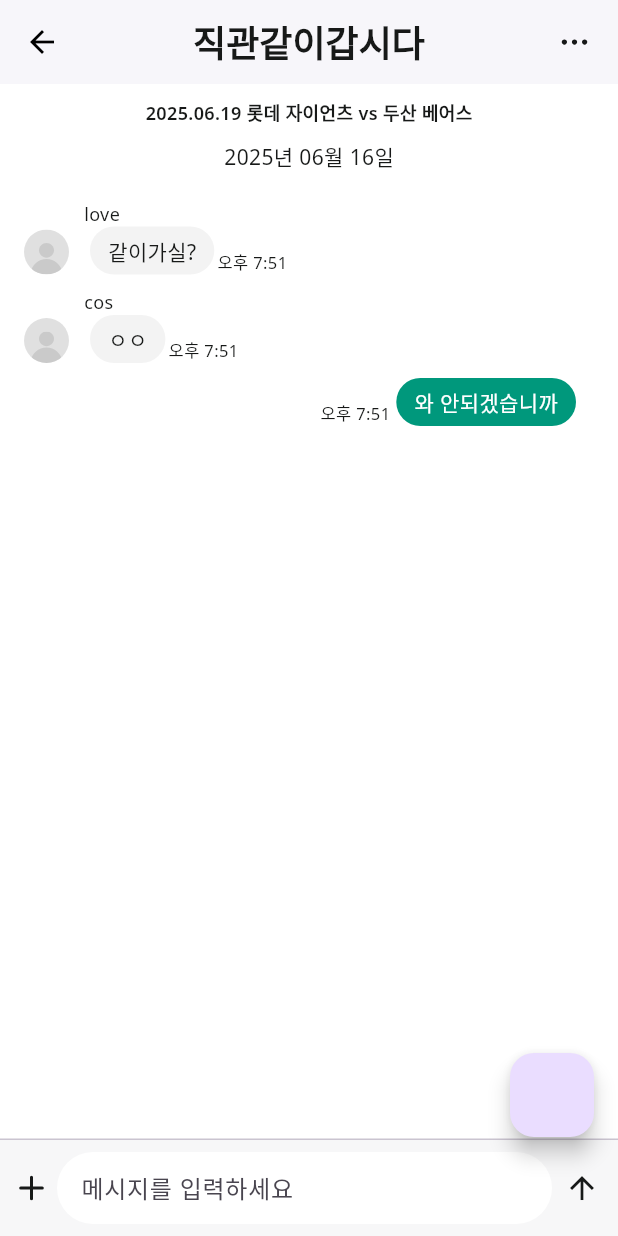
After one commit to ballkkaye/frontend, a Flutter app: the ChatRoomDetailPage screen opened directly, on a phone screen of 412 x 824 dp. The commit adds this screen. Run offline on Flutter 3.47's test engine with Material 3 defaults, Android fonts, the phone set to English and light mode, and no system bars; our stand-ins replace dio, dropdown_button2, flutter_dotenv, flutter_riverpod, flutter_svg, google_fonts and 2 more.

Commit message:
[feat] ui - 채팅 상세 (#16)
주요 변경사항
ChatRoomDetailPage scaffold 및 AppBar 구성
ChatRoomDetailBody 내 Header, MessageList, InputField 컴포넌트 분리
ChatRoomDetailMessageList는 ListView.builder로 메시지 렌더링
Avatar(Profile), BubbleContent 각각 위젯으로 분리하여 가독성과 재사용성 확보
메시지 샘플 데이터는 하드코딩된 상태로, 추후 Spring 서버 연동 시 교체 예정
컬러, 아이콘, 텍스트 스타일 MColor/MIcon/MText 기반으로 통일

```diff
--- a/lib/ui/pages/holder/chat_room/detail_page/chat_room_detail_page.dart
+++ b/lib/ui/pages/holder/chat_room/detail_page/chat_room_detail_page.dart
@@ -1,14 +1,45 @@
+import 'package:ballkkaye_frontend/_core/style/m_color.dart';
+import 'package:ballkkaye_frontend/_core/style/m_icon.dart';
+import 'package:ballkkaye_frontend/_core/style/m_text.dart';
+import 'package:ballkkaye_frontend/ui/pages/holder/chat_room/list_page/chat_room_list_page.dart';
 import 'package:flutter/material.dart';
 
+import 'widgets/chat_room_detail_body.dart';
+
 class ChatRoomDetailPage extends StatelessWidget {
-  const ChatRoomDetailPage({super.key});
+  const ChatRoomDetailPage ({super.key});
 
   @override
   Widget build(BuildContext context) {
-    return Center(
-      child: Container(
-        child: Text("채팅방 페이지"),
+    return Scaffold(
+      resizeToAvoidBottomInset: true,
+      appBar: _appbar(),
+      body: ChatRoomDetailBody(),
+      floatingActionButton: Padding(
+        padding: const EdgeInsets.only(bottom: 50),
+        child: FloatingActionButton(onPressed: () {
+          Navigator.push(
+            context,
+            MaterialPageRoute(builder: (_) => ChatRoomListPage()),
+          );
+        }),
       ),
     );
   }
+
+  AppBar _appbar() {
+    return AppBar(
+      title: MText.h1('직관같이갑시다',color: MColor.kLabel.normal),
+      centerTitle: true,
+      backgroundColor: Colors.white,
+      elevation: 1,
+      leading: const Icon(Icons.arrow_back, color: Colors.black),
+      actions: [
+        Padding(
+          padding: EdgeInsets.symmetric(horizontal: 16),
+          child: MIcon.nav.top.dotHorizontal,
+        ),
+      ],
+    );
+  }
 }
--- /dev/null
+++ b/lib/ui/pages/holder/chat_room/detail_page/widgets/chat_room_detail_body.dart
@@ -0,0 +1,26 @@
+import 'package:ballkkaye_frontend/ui/pages/holder/chat_room/detail_page/widgets/chat_room_detail_header.dart';
+import 'package:ballkkaye_frontend/ui/pages/holder/chat_room/detail_page/widgets/chat_room_detail_input_field.dart';
+import 'package:ballkkaye_frontend/ui/pages/holder/chat_room/detail_page/widgets/chat_room_detail_message_list.dart';
+import 'package:flutter/material.dart';
+
+class ChatRoomDetailBody extends StatelessWidget {
+  ChatRoomDetailBody({
+    super.key,
+  });
+
+  @override
+  Widget build(BuildContext context) {
+    return Column(
+      children: [
+        const SizedBox(height: 10),
+        ChatRoomDetailHeader(),
+        const SizedBox(height: 15),
+        Expanded(
+          child: ChatRoomDetailMessageList(),
+        ),
+        const Divider(height: 1),
+        ChatRoomDetailInputField(),
+      ],
+    );
+  }
+}
--- /dev/null
+++ b/lib/ui/pages/holder/chat_room/detail_page/widgets/chat_room_detail_header.dart
@@ -0,0 +1,23 @@
+import 'package:ballkkaye_frontend/_core/style/m_color.dart';
+import 'package:flutter/material.dart';
+
+class ChatRoomDetailHeader extends StatelessWidget {
+  const ChatRoomDetailHeader({
+    super.key,
+  });
+
+  @override
+  Widget build(BuildContext context) {
+    return Padding(
+      padding: EdgeInsets.symmetric(horizontal: 16),
+      child: Column(
+        crossAxisAlignment: CrossAxisAlignment.start,
+        children: [
+          Center(child: Text("2025.06.19 롯데 자이언츠 vs 두산 베어스", style: TextStyle(fontSize: 12,fontWeight: FontWeight.w600,color: MColor.kLabel.normal))),
+          SizedBox(height: 10),
+          Center(child: Text("2025년 06월 16일", style: TextStyle(fontSize: 14,fontWeight: FontWeight.w400,color: MColor.kLabel.normal))),
+        ],
+      ),
+    );
+  }
+}
--- /dev/null
+++ b/lib/ui/pages/holder/chat_room/detail_page/widgets/chat_room_detail_input_field.dart
@@ -0,0 +1,39 @@
+import 'package:ballkkaye_frontend/_core/style/m_color.dart';
+import 'package:ballkkaye_frontend/_core/style/m_icon.dart';
+import 'package:flutter/material.dart';
+
+class ChatRoomDetailInputField extends StatelessWidget {
+  const ChatRoomDetailInputField({
+    super.key,
+  });
+
+  @override
+  Widget build(BuildContext context) {
+    return Container(
+      color: MColor.kBackground.alternative,
+      padding: const EdgeInsets.symmetric(horizontal: 12, vertical: 8),
+      child: Row(
+        children: [
+          MIcon.nav.top.plus,
+          const SizedBox(width: 8),
+          Expanded(
+            child: TextField(
+              decoration: InputDecoration(
+                hintText: "메시지를 입력하세요",
+                filled: true,
+                fillColor: Colors.white,
+                contentPadding: const EdgeInsets.symmetric(vertical: 10, horizontal: 12),
+                border: OutlineInputBorder(
+                  borderRadius: BorderRadius.circular(24),
+                  borderSide: BorderSide.none,
+                ),
+              ),
+            ),
+          ),
+          const SizedBox(width: 8),
+          Icon(Icons.arrow_upward, color: MColor.kLabel.normal),
+        ],
+      ),
+    );
+  }
+}
--- /dev/null
+++ b/lib/ui/pages/holder/chat_room/detail_page/widgets/chat_room_detail_message_bubble.dart
@@ -0,0 +1,73 @@
+import 'package:ballkkaye_frontend/_core/style/m_color.dart';
+import 'package:flutter/material.dart';
+
+class ChatRoomDetailMessageBubble extends StatelessWidget {
+  final Map<String, dynamic> message;
+
+  const ChatRoomDetailMessageBubble({super.key, required this.message});
+
+  @override
+  Widget build(BuildContext context) {
+    final isMe = message['me'] == true;
+
+    return Column(
+      crossAxisAlignment:
+      isMe ? CrossAxisAlignment.end : CrossAxisAlignment.start,
+      children: [
+        if (!isMe)
+          Text(
+            message['user'],
+            style: TextStyle(
+              fontSize: 12,
+              fontWeight: FontWeight.w400,
+              color: MColor.kLabel.normal,
+            ),
+          ),
+        Row(
+          crossAxisAlignment: CrossAxisAlignment.end,
+          children: [
+            if (isMe)
+              Text(
+                message['time'],
+                style: TextStyle(
+                  fontSize: 11,
+                  fontWeight: FontWeight.w400,
+                  color: MColor.kLabel.normal,
+                ),
+              ),
+            const SizedBox(width: 4),
+            Container(
+              padding:
+              const EdgeInsets.symmetric(vertical: 6, horizontal: 12),
+              decoration: BoxDecoration(
+                color:
+                isMe ? MColor.kPrimary.heavy : MColor.kFill.normal,
+                borderRadius: BorderRadius.circular(30),
+              ),
+              child: Text(
+                message['text']!,
+                style: TextStyle(
+                  color: isMe
+                      ? MColor.kLabel.white
+                      : MColor.kLabel.normal,
+                  fontSize: 14,
+                  fontWeight: FontWeight.w400,
+                ),
+              ),
+            ),
+            const SizedBox(width: 2),
+            if (!isMe)
+              Text(
+                message['time'],
+                style: TextStyle(
+                  fontSize: 11,
+                  fontWeight: FontWeight.w400,
+                  color: MColor.kLabel.normal,
+                ),
+              ),
+          ],
+        ),
+      ],
+    );
+  }
+}
--- /dev/null
+++ b/lib/ui/pages/holder/chat_room/detail_page/widgets/chat_room_detail_message_list.dart
@@ -0,0 +1,42 @@
+import 'package:ballkkaye_frontend/ui/pages/holder/chat_room/detail_page/widgets/chat_room_detail_message_profile.dart';
+import 'package:ballkkaye_frontend/ui/pages/holder/chat_room/detail_page/widgets/chat_room_detail_message_bubble.dart';
+import 'package:flutter/material.dart';
+
+class ChatRoomDetailMessageList extends StatelessWidget {
+  ChatRoomDetailMessageList({super.key});
+
+  final List<Map<String, dynamic>> messages = [
+    {'user': 'love', 'text': '같이가실?', 'me': false, 'time': '오후 7:51'},
+    {'user': 'cos', 'text': 'ㅇㅇ', 'me': false, 'time': '오후 7:51'},
+    {'user': 'me', 'text': '와 안되겠습니까', 'me': true, 'time': '오후 7:51'},
+  ];
+
+  @override
+  Widget build(BuildContext context) {
+    return ListView.builder(
+      padding: const EdgeInsets.symmetric(horizontal: 16),
+      itemCount: messages.length,
+      itemBuilder: (context, index) {
+        final message = messages[index];
+        final isMe = message['me'] == true;
+
+        return Padding(
+          padding: const EdgeInsets.symmetric(vertical: 5),
+          child: Row(
+            crossAxisAlignment: CrossAxisAlignment.end,
+            mainAxisAlignment:
+            isMe ? MainAxisAlignment.end : MainAxisAlignment.start,
+            children: [
+              if (!isMe) ...[
+                ChatRoomDetailMessageProfile(user: message['user']),
+                const SizedBox(width: 10),
+              ],
+              ChatRoomDetailMessageBubble(message: message),
+              if (isMe) const SizedBox(width: 10),
+            ],
+          ),
+        );
+      },
+    );
+  }
+}
--- /dev/null
+++ b/lib/ui/pages/holder/chat_room/detail_page/widgets/chat_room_detail_message_profile.dart
@@ -0,0 +1,27 @@
+import 'package:ballkkaye_frontend/_core/style/m_icon.dart';
+import 'package:flutter/material.dart';
+
+class ChatRoomDetailMessageProfile extends StatelessWidget {
+  final String user;
+
+  const ChatRoomDetailMessageProfile ({super.key, required this.user});
+
+  @override
+  Widget build(BuildContext context) {
+    return ClipOval(
+      child: Container(
+        width: 30,
+        height: 30,
+        color: Colors.grey.shade300,
+        child: Align(
+          alignment: Alignment.bottomCenter,
+          child: SizedBox(
+            width: 21,
+            height: 21,
+            child: MIcon.page.mypage.userDummy,
+          ),
+        ),
+      ),
+    );
+  }
+}
```
Also changed, not shown: lib/ui/pages/holder/user_match/update_page/user_match_update_page.dart (+7 -6 lines).
